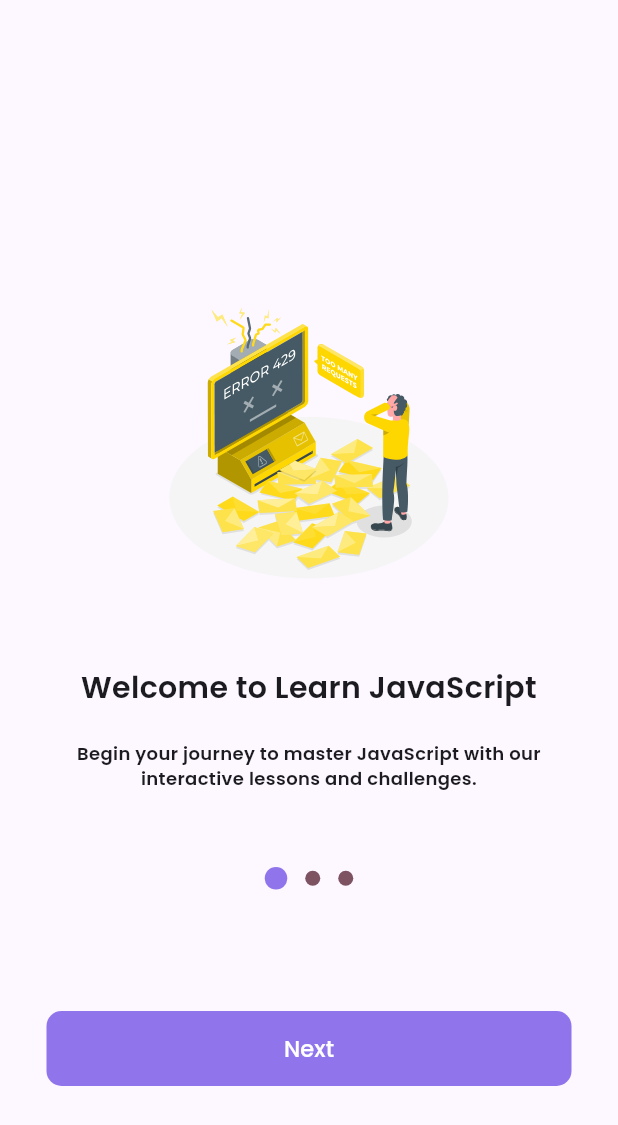
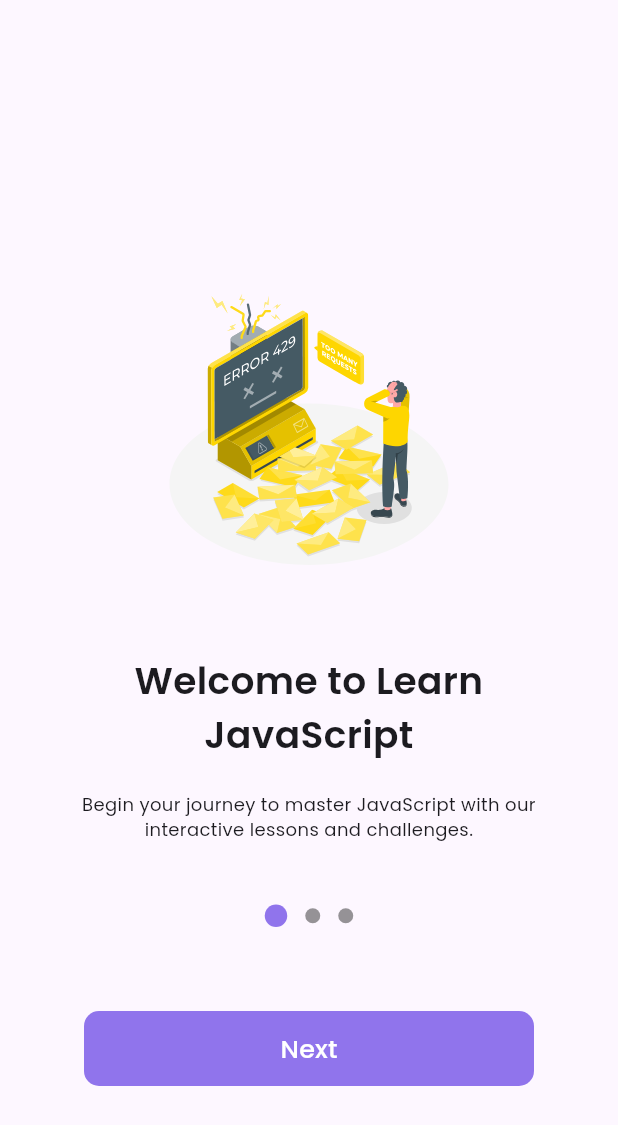
Before and after one commit to DaV212001/testerReop, a Flutter app: the OnboardingScreen screen opened by its route, on a phone screen of 412 x 824 dp. Shown: the top 1125 px of the screen. Run offline on Flutter 3.47's test engine with Material 3 defaults, Android fonts, the light colour scheme and no system bars; drawn by our look-alikes of dots_indicator; our stand-ins replace easy_localization, flutter_secure_storage, flutter_svg, get, persistent_bottom_nav_bar_v2, shared_preferences; accounts and stored records are empty; network calls fail.

Commit message:
feat: boarding screen ui improvement

```diff
--- a/lib/screen/onboarding/onboarding_screen.dart
+++ b/lib/screen/onboarding/onboarding_screen.dart
@@ -36,7 +36,6 @@ class _OnboardingScreenState extends State<OnboardingScreen> {
           'Connect with fellow learners, share insights, and collaborate on coding projects.',
     },
   ];
-  final List<Widget> pages = [];
 
   @override
   void initState() {
@@ -46,10 +45,17 @@ class _OnboardingScreenState extends State<OnboardingScreen> {
         _currentPageAsDouble = _pageController.page!;
       });
     });
+  }
+
+  @override
+  Widget build(BuildContext context) {
+    ThemeData theme = Theme.of(context);
+
+    final List<Widget> pages = [];
     for (var item in pagesData) {
       Widget page = Center(
         child: Padding(
-          padding: const EdgeInsets.symmetric(horizontal: 20.0),
+          padding: const EdgeInsets.symmetric(horizontal: 40.0,vertical: 10),
           child: Column(
             crossAxisAlignment: CrossAxisAlignment.center,
             mainAxisAlignment: MainAxisAlignment.center,
@@ -61,7 +67,7 @@ class _OnboardingScreenState extends State<OnboardingScreen> {
                 textAlign: TextAlign.center,
                 style: const TextStyle(
                   fontWeight: FontWeight.w600,
-                  fontSize: 20,
+                  fontSize: 25,
                 ),
               ),
               const SizedBox(
@@ -71,7 +77,7 @@ class _OnboardingScreenState extends State<OnboardingScreen> {
                 item['description'],
                 textAlign: TextAlign.center,
                 style: const TextStyle(
-                  fontWeight: FontWeight.w600,
+                  fontWeight: FontWeight.w400,
                   fontSize: 12,
                 ),
               ),
@@ -81,12 +87,6 @@ class _OnboardingScreenState extends State<OnboardingScreen> {
       );
       pages.add(page);
     }
-  }
-
-  @override
-  Widget build(BuildContext context) {
-    ThemeData theme = Theme.of(context);
-
     return Scaffold(
         body: SafeArea(
       child: Padding(
@@ -110,17 +110,18 @@ class _OnboardingScreenState extends State<OnboardingScreen> {
                 dotsCount: pages.length,
                 position: _currentPageAsDouble,
                 decorator: DotsDecorator(
-                  activeColor: theme.colorScheme.primary,
-                  color: theme.colorScheme.tertiary,
+                  activeColor:
+                      theme.bottomNavigationBarTheme.selectedItemColor!,
+                  color: theme.bottomNavigationBarTheme.unselectedItemColor!,
                   activeSize: const Size(15, 15),
                   size: const Size(10, 10),
                 ),
               ),
             const SizedBox(
-              height: 75,
+              height: 50,
             ),
             Button(
-                width: 350,
+                width: 300,
                 text: "Next",
                 onPress: _currentPage == pages.length - 1
                     ? onPressedOnLastPage
@@ -140,6 +141,6 @@ class _OnboardingScreenState extends State<OnboardingScreen> {
 
   void onPressedOnLastPage() async {
     //save in shared pref
-    Get.to(AppRoutes.initial);
+    Get.toNamed(AppRoutes.initial);
   }
 }
--- a/lib/widget/button.dart
+++ b/lib/widget/button.dart
@@ -48,7 +48,7 @@ class Button extends StatelessWidget {
                 text,
                 style: TextStyle(
                     color: theme.buttonTheme.colorScheme?.onPrimary,
-                    fontSize: 15,
+                    fontSize: 17,
                     fontWeight: FontWeight.w500),
               ),
       ),
```
